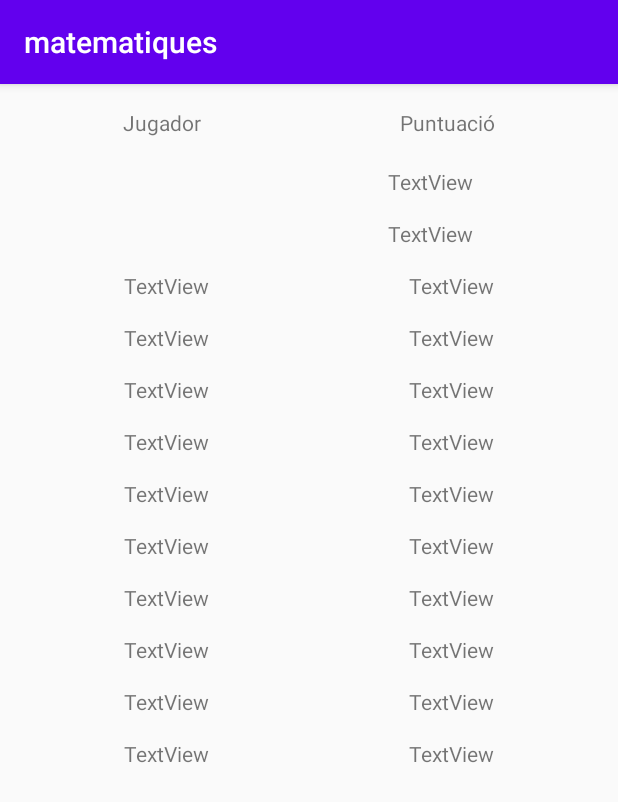
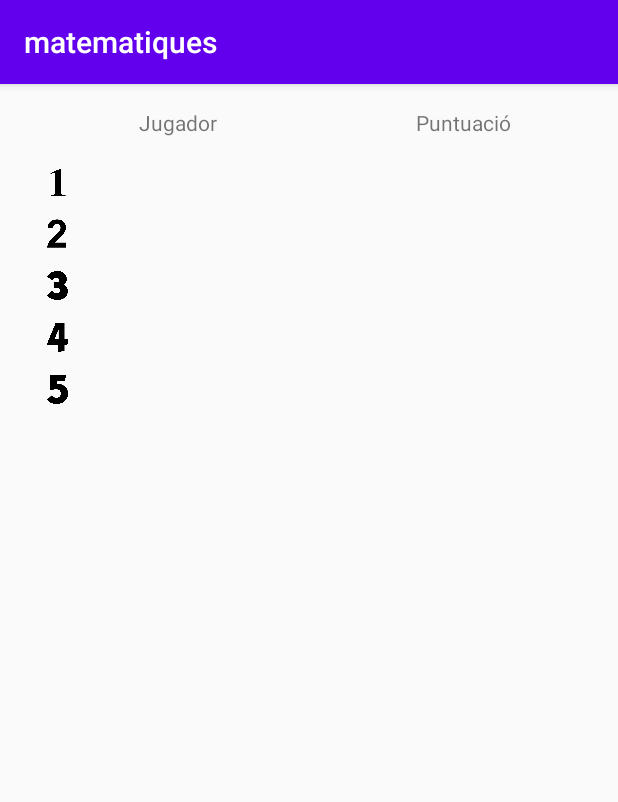
Before and after one commit to MartiCorbalan/matematiques, an Android app: the ranking screen opened directly, with no data from a screen before it, on a phone screen of 412 x 824 dp. Shown: the top 802 px of the screen. Run offline under Robolectric (Android 15) with nearby library versions, the light colour scheme and no system bars; Roboto replaces fonts that are not available here.

Commit message:
posar puntuacio a l'usuari i acabar el joc

```diff
--- a/app/src/main/java/com/example/matematiques/Nivell1.java
+++ b/app/src/main/java/com/example/matematiques/Nivell1.java
@@ -200,6 +200,7 @@ public class Nivell1 extends AppCompatActivity {
 
 
         System.out.println(" id " + id);
+
                     contadoNivells++;
                     corretgir.setVisibility(View.GONE);
                     puntuaciooooo.setVisibility(View.VISIBLE);
--- a/app/src/main/java/com/example/matematiques/Nivell2.java
+++ b/app/src/main/java/com/example/matematiques/Nivell2.java
@@ -235,7 +235,7 @@ public class Nivell2 extends AppCompatActivity {
        while (contador != 1){
 
            NumeroDivGlobal = (int) (Math.random()*max) + min;
-           NumeroDivGlobal2 = (int) (Math.random()*max) + min;
+           NumeroDivGlobal2 = (int) (Math.random()*20) + min;
 
 
            if (NumeroDivGlobal>=NumeroDivGlobal2 && NumeroDivGlobal % NumeroDivGlobal2 == 0){
@@ -251,7 +251,7 @@ public class Nivell2 extends AppCompatActivity {
            }
 
        }
-
+/*
        NumeroMultiiDivGlobal = (int) (Math.random()*10) + 1;
        MultiIDiv = String.valueOf(NumeroMultiiDivGlobal);
        NumeroMultiiDiv.setText(MultiIDiv);
@@ -263,15 +263,27 @@ public class Nivell2 extends AppCompatActivity {
        NumeroMultiiDivGlobal3 = (int) (Math.random()*10) + 1;
        MultiIDiv3 = String.valueOf(NumeroMultiiDivGlobal3);
        NumeroMultiiDiv3.setText(MultiIDiv3);
-
+*/
 
        int contadooor =0;
 
        while (contadooor != 1){
 
-           NumeroMultiiDivGlobal = (int) (Math.random()*max) + min;
-           NumeroMultiiDivGlobal2 = (int) (Math.random()*max) + min;
-           NumeroMultiiDivGlobal3 = (int) (Math.random()*max) + min;
+           NumeroMultiiDivGlobal = (int) (Math.random()*20) + 1;
+           MultiIDiv = String.valueOf(NumeroMultiiDivGlobal);
+           NumeroMultiiDiv.setText(MultiIDiv);
+
+           NumeroMultiiDivGlobal2 = (int) (Math.random()*20) + 1;
+           MultiIDiv2 = String.valueOf(NumeroMultiiDivGlobal2);
+           NumeroMultiiDiv2.setText(MultiIDiv2);
+
+           NumeroMultiiDivGlobal3 = (int) (Math.random()*20) + 1;
+           MultiIDiv3 = String.valueOf(NumeroMultiiDivGlobal3);
+           NumeroMultiiDiv3.setText(MultiIDiv3);
+/*
+           NumeroMultiiDivGlobal = (int) (Math.random()*20) + min;
+           NumeroMultiiDivGlobal2 = (int) (Math.random()*20) + min;
+           NumeroMultiiDivGlobal3 = (int) (Math.random()*20) + min;*/
 
        int divisible =  NumeroMultiiDivGlobal * NumeroMultiiDivGlobal2;
 
--- a/app/src/main/java/com/example/matematiques/login.java
+++ b/app/src/main/java/com/example/matematiques/login.java
@@ -33,7 +33,7 @@ public class login extends AppCompatActivity {
     @Override
     protected void onCreate(Bundle savedInstanceState) {
         super.onCreate(savedInstanceState);
-        setContentView(R.layout.activity_login);
+        setContentView(R.layout.login_prova);
         Button btnlogin = (Button) findViewById(R.id.botonlogin);
 
         email=findViewById(R.id.email);
@@ -44,7 +44,7 @@ public class login extends AppCompatActivity {
             public void onClick(View v) {
 
                 login();
-
+                //crear toast per donar benvinguda a l'usuari
             }
         });
 
--- a/app/src/main/java/com/example/matematiques/ranking.java
+++ b/app/src/main/java/com/example/matematiques/ranking.java
@@ -18,7 +18,7 @@ public class ranking extends AppCompatActivity {
     protected void onCreate(Bundle savedInstanceState) {
         super.onCreate(savedInstanceState);
         setContentView(R.layout.activity_ranking);
-        jugador1 = findViewById(R.id.j1);
+        //jugador1 = findViewById(R.id.j1);
 
 
 
--- a/app/src/main/res/layout/activity_ranking.xml
+++ b/app/src/main/res/layout/activity_ranking.xml
@@ -28,7 +28,7 @@
 
             <TextView
                 android:id="@+id/textView5"
-                android:layout_width="wrap_content"
+                android:layout_width="95dp"
                 android:layout_height="wrap_content"
                 android:layout_weight="1"
                 android:gravity="center"
@@ -54,6 +54,14 @@
             android:layout_height="wrap_content"
             android:orientation="horizontal">
 
+            <ImageView
+                android:id="@+id/imageView2"
+                android:layout_height="19dp"
+                android:layout_weight="0.2"
+                android:paddingLeft="5dp"
+                app:srcCompat="@drawable/numberone"
+                android:layout_width="5dp" />
+
             <TextView
                 android:id="@+id/j1"
                 android:layout_width="wrap_content"
@@ -68,7 +76,7 @@
                 android:layout_height="wrap_content"
                 android:layout_weight="1"
                 android:gravity="center"
-                android:text="TextView" />
+                android:text="" />
         </LinearLayout>
 
         <Space
@@ -80,6 +88,14 @@
             android:layout_width="match_parent"
             android:layout_height="wrap_content"
             android:orientation="horizontal">
+
+            <ImageView
+                android:id="@+id/imageView3"
+                android:layout_height="19dp"
+                android:layout_weight="0.2"
+                android:paddingLeft="5dp"
+                app:srcCompat="@drawable/dos"
+                android:layout_width="5dp" />
 
             <TextView
                 android:id="@+id/textView11"
@@ -95,7 +111,7 @@
                 android:layout_height="wrap_content"
                 android:layout_weight="1"
                 android:gravity="center"
-                android:text="TextView" />
+                android:text="" />
         </LinearLayout>
 
         <Space
@@ -108,13 +124,21 @@
             android:layout_height="wrap_content"
             android:orientation="horizontal">
 
+            <ImageView
+                android:id="@+id/imageView4"
+                android:layout_height="19dp"
+                android:layout_weight="0.2"
+                android:paddingLeft="5dp"
+                app:srcCompat="@drawable/tres"
+                android:layout_width="5dp" />
+
             <TextView
                 android:id="@+id/textView13"
                 android:layout_width="wrap_content"
                 android:layout_height="wrap_content"
                 android:layout_weight="1"
                 android:gravity="center"
-                android:text="TextView" />
+                android:text="" />
 
             <TextView
                 android:id="@+id/textView14"
@@ -122,7 +146,7 @@
                 android:layout_height="wrap_content"
                 android:layout_weight="1"
                 android:gravity="center"
-                android:text="TextView" />
+                android:text="" />
         </LinearLayout>
 
         <Space
@@ -135,13 +159,21 @@
             android:layout_height="wrap_content"
             android:orientation="horizontal">
 
+            <ImageView
+                android:id="@+id/imageView5"
+                android:layout_height="19dp"
+                android:layout_weight="0.2"
+                android:paddingLeft="5dp"
+                app:srcCompat="@drawable/four"
+                android:layout_width="5dp" />
+
             <TextView
                 android:id="@+id/textView15"
                 android:layout_width="wrap_content"
                 android:layout_height="wrap_content"
                 android:layout_weight="1"
                 android:gravity="center"
-                android:text="TextView" />
+                android:text="" />
 
             <TextView
                 android:id="@+id/textView16"
@@ -149,7 +181,7 @@
                 android:layout_height="wrap_content"
                 android:layout_weight="1"
                 android:gravity="center"
-                android:text="TextView" />
+                android:text="" />
         </LinearLayout>
 
         <Space
@@ -162,13 +194,21 @@
             android:layout_height="wrap_content"
             android:orientation="horizontal">
 
+            <ImageView
+                android:id="@+id/imageView6"
+                android:layout_height="19dp"
+                android:layout_weight="0.2"
+                android:paddingLeft="5dp"
+                app:srcCompat="@drawable/five"
+                android:layout_width="5dp" />
+
             <TextView
                 android:id="@+id/textView17"
                 android:layout_width="wrap_content"
                 android:layout_height="wrap_content"
                 android:layout_weight="1"
                 android:gravity="center"
-                android:text="TextView" />
+                android:text="" />
 
             <TextView
                 android:id="@+id/textView18"
@@ -176,7 +216,7 @@
                 android:layout_height="wrap_content"
                 android:layout_weight="1"
                 android:gravity="center"
-                android:text="TextView" />
+                android:text="" />
         </LinearLayout>
 
         <Space
@@ -184,188 +224,10 @@
             android:layout_height="15dp"
             android:layout_weight="0" />
 
-        <LinearLayout
-            android:layout_width="match_parent"
-            android:layout_height="wrap_content"
-            android:orientation="horizontal">
 
-            <TextView
-                android:id="@+id/textView19"
-                android:layout_width="wrap_content"
-                android:layout_height="wrap_content"
-                android:layout_weight="1"
-                android:gravity="center"
-                android:text="TextView" />
 
-            <TextView
-                android:id="@+id/textView20"
-                android:layout_width="wrap_content"
-                android:layout_height="wrap_content"
-                android:layout_weight="1"
-                android:gravity="center"
-                android:text="TextView" />
-        </LinearLayout>
 
-        <Space
-            android:layout_width="match_parent"
-            android:layout_height="15dp"
-            android:layout_weight="0" />
 
-        <LinearLayout
-            android:layout_width="match_parent"
-            android:layout_height="wrap_content"
-            android:orientation="horizontal">
 
-            <TextView
-                android:id="@+id/textView21"
-                android:layout_width="wrap_content"
-                android:layout_height="wrap_content"
-                android:layout_weight="1"
-                android:gravity="center"
-                android:text="TextView" />
-
-            <TextView
-                android:id="@+id/textView22"
-                android:layout_width="wrap_content"
-                android:layout_height="wrap_content"
-                android:layout_weight="1"
-                android:gravity="center"
-                android:text="TextView" />
-        </LinearLayout>
-
-        <Space
-            android:layout_width="match_parent"
-            android:layout_height="15dp"
-            android:layout_weight="0" />
-
-        <LinearLayout
-            android:layout_width="match_parent"
-            android:layout_height="wrap_content"
-            android:orientation="horizontal">
-
-            <TextView
-                android:id="@+id/textView23"
-                android:layout_width="wrap_content"
-                android:layout_height="wrap_content"
-                android:layout_weight="1"
-                android:gravity="center"
-                android:text="TextView" />
-
-            <TextView
-                android:id="@+id/textView24"
-                android:layout_width="wrap_content"
-                android:layout_height="wrap_content"
-                android:layout_weight="1"
-                android:gravity="center"
-                android:text="TextView" />
-        </LinearLayout>
-
-        <Space
-            android:layout_width="match_parent"
-            android:layout_height="15dp"
-            android:layout_weight="0" />
-
-        <LinearLayout
-            android:layout_width="match_parent"
-            android:layout_height="wrap_content"
-            android:orientation="horizontal">
-
-            <TextView
-                android:id="@+id/textView25"
-                android:layout_width="wrap_content"
-                android:layout_height="wrap_content"
-                android:layout_weight="1"
-                android:gravity="center"
-                android:text="TextView" />
-
-            <TextView
-                android:id="@+id/textView26"
-                android:layout_width="wrap_content"
-                android:layout_height="wrap_content"
-                android:layout_weight="1"
-                android:gravity="center"
-                android:text="TextView" />
-        </LinearLayout>
-
-        <Space
-            android:layout_width="match_parent"
-            android:layout_height="15dp"
-            android:layout_weight="0" />
-
-        <LinearLayout
-            android:layout_width="match_parent"
-            android:layout_height="wrap_content"
-            android:orientation="horizontal">
-
-            <TextView
-                android:id="@+id/textView27"
-                android:layout_width="wrap_content"
-                android:layout_height="wrap_content"
-                android:layout_weight="1"
-                android:gravity="center"
-                android:text="TextView" />
-
-            <TextView
-                android:id="@+id/textView28"
-                android:layout_width="wrap_content"
-                android:layout_height="wrap_content"
-                android:layout_weight="1"
-                android:gravity="center"
-                android:text="TextView" />
-        </LinearLayout>
-
-        <Space
-            android:layout_width="match_parent"
-            android:layout_height="15dp"
-            android:layout_weight="0" />
-
-        <LinearLayout
-            android:layout_width="match_parent"
-            android:layout_height="wrap_content"
-            android:orientation="horizontal">
-
-            <TextView
-                android:id="@+id/textView29"
-                android:layout_width="wrap_content"
-                android:layout_height="wrap_content"
-                android:layout_weight="1"
-                android:gravity="center"
-                android:text="TextView" />
-
-            <TextView
-                android:id="@+id/textView30"
-                android:layout_width="wrap_content"
-                android:layout_height="wrap_content"
-                android:layout_weight="1"
-                android:gravity="center"
-                android:text="TextView" />
-        </LinearLayout>
-
-        <Space
-            android:layout_width="match_parent"
-            android:layout_height="15dp"
-            android:layout_weight="0" />
-
-        <LinearLayout
-            android:layout_width="match_parent"
-            android:layout_height="wrap_content"
-            android:orientation="horizontal">
-
-            <TextView
-                android:id="@+id/textView31"
-                android:layout_width="wrap_content"
-                android:layout_height="wrap_content"
-                android:layout_weight="1"
-                android:gravity="center"
-                android:text="TextView" />
-
-            <TextView
-                android:id="@+id/textView32"
-                android:layout_width="wrap_content"
-                android:layout_height="wrap_content"
-                android:layout_weight="1"
-                android:gravity="center"
-                android:text="TextView" />
-        </LinearLayout>
     </LinearLayout>
 </androidx.constraintlayout.widget.ConstraintLayout>
--- a/app/src/main/res/layout/login_prova.xml
+++ b/app/src/main/res/layout/login_prova.xml
@@ -9,7 +9,7 @@
     <LinearLayout
         android:layout_width="match_parent"
         android:layout_height="match_parent"
-        android:background="#FFFFFF"
+        android:background="#23C1B3"
         android:orientation="vertical"
         tools:layout_editor_absoluteY="212dp">
 
@@ -22,9 +22,8 @@
             android:layout_width="146dp"
             android:layout_height="81dp"
             android:layout_gravity="center"
-            android:background="#0FFFFFFF"
             android:hapticFeedbackEnabled="false"
-            app:srcCompat="@drawable/user2" />
+            app:srcCompat="@drawable/prova2" />
 
         <Space
             android:layout_width="match_parent"
@@ -33,7 +32,7 @@
 
         <Space
             android:layout_width="match_parent"
-            android:layout_height="15dp"
+            android:layout_height="51dp"
             android:layout_weight="0" />
 
         <LinearLayout
@@ -44,11 +43,12 @@
             <EditText
                 android:id="@+id/email"
                 android:layout_width="168dp"
-                android:layout_height="wrap_content"
+                android:layout_height="69dp"
                 android:layout_gravity="center"
                 android:hint="Email"
                 android:inputType="textEmailAddress"
-                android:selectAllOnFocus="true" />
+                android:selectAllOnFocus="true"
+                android:textStyle="bold" />
 
         </LinearLayout>
 
@@ -71,7 +71,8 @@
                 android:imeActionLabel="Sign in"
                 android:imeOptions="actionDone"
                 android:inputType="textPassword"
-                android:selectAllOnFocus="true" />
+                android:selectAllOnFocus="true"
+                android:textStyle="bold" />
 
         </LinearLayout>
 
--- a/app/src/main/res/layout/prova.xml
+++ b/app/src/main/res/layout/prova.xml
@@ -11,7 +11,7 @@
     <LinearLayout
         android:layout_width="match_parent"
         android:layout_height="match_parent"
-        android:background="#FFFFFF"
+        android:background="#23C1B3"
         android:orientation="vertical"
         tools:layout_editor_absoluteY="212dp">
 
@@ -24,9 +24,9 @@
             android:layout_width="146dp"
             android:layout_height="81dp"
             android:layout_gravity="center"
-            android:background="#0FFFFFFF"
+            android:background="#02000000"
             android:hapticFeedbackEnabled="false"
-            app:srcCompat="@drawable/user2" />
+            app:srcCompat="@drawable/prova2" />
 
         <Space
             android:layout_width="match_parent"
@@ -106,7 +106,7 @@
                 android:id="@+id/jaregistrat"
                 android:layout_width="wrap_content"
                 android:layout_height="20dp"
-                android:background="#FFFFFF"
+                android:background="#00FFFFFF"
                 android:text="Ja estic registrat" />
 
         </LinearLayout>
```
Also changed, not shown: app/src/main/res/drawable-v24/dos.png (added), app/src/main/res/drawable-v24/five.png (added), app/src/main/res/drawable-v24/four.png (added), app/src/main/res/drawable-v24/numberone.png (added), app/src/main/res/drawable-v24/prova2.png (added), app/src/main/res/drawable-v24/provaaa.png (added), app/src/main/res/drawable-v24/tres.png (added).
